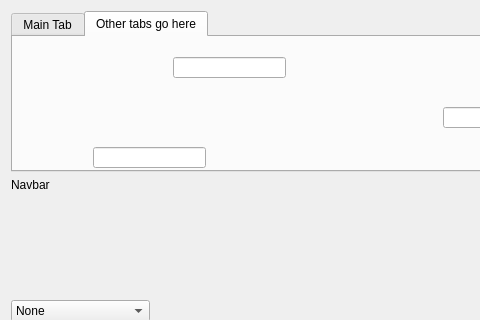
ColumbiaCMB/adr_control, file ui_devel/gui.ui: the form before one commit; both pictures show x 0 to 480 and y 0 to 320 of the 885 by 566 pixel window.
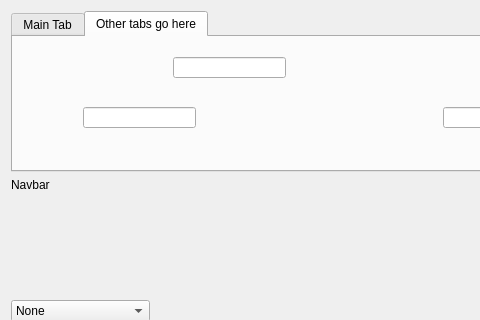
The form after the commit. The open tabs and pages were chosen to show the change.

What changed in the file:
```diff
--- a/ui_devel/gui.ui
+++ b/ui_devel/gui.ui
@@ -437,8 +437,8 @@
       <widget class="QLineEdit" name="lineEdit_3">
        <property name="geometry">
         <rect>
-         <x>80</x>
-         <y>110</y>
+         <x>70</x>
+         <y>70</y>
          <width>113</width>
          <height>21</height>
         </rect>
```
